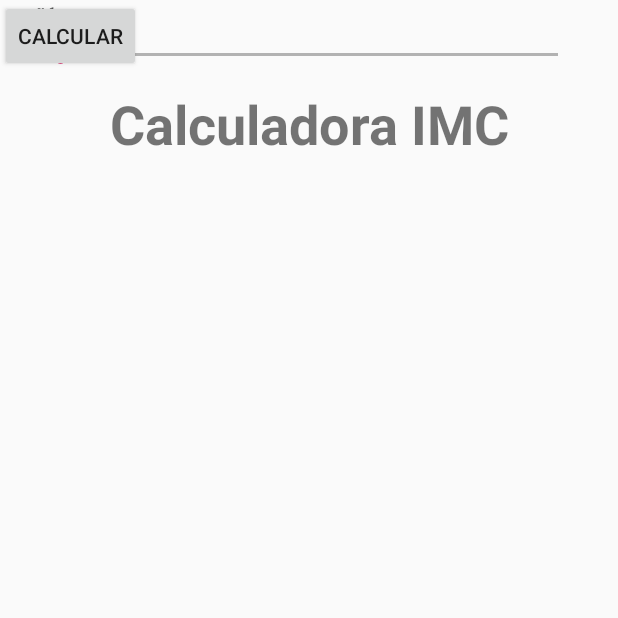
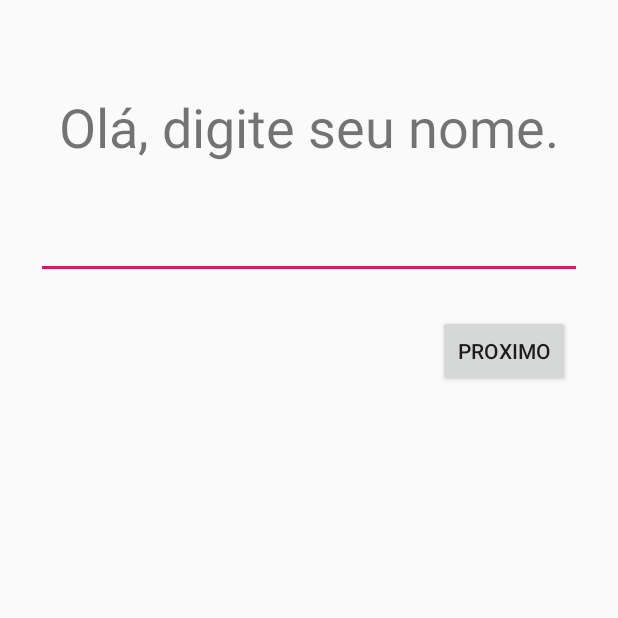
Before and after one commit to Selini-Belmont/Calculadora-IMC, an Android app: the screen it shows after launch (MainActivity before the commit, Cadastro after it), on a phone screen of 412 x 824 dp, the top half of it. Run offline under Robolectric (Android 15) with nearby library versions, the phone set to English and light mode, and no system bars.

Commit message:
Implementar controle de cadastro do nome do usuário

```diff
--- a/app/src/main/AndroidManifest.xml
+++ b/app/src/main/AndroidManifest.xml
@@ -9,6 +9,8 @@
             android:roundIcon="@mipmap/ic_launcher_round"
             android:supportsRtl="true"
             android:theme="@style/AppTheme">
+        <activity android:name=".Cadastro">
+        </activity>
         <activity android:name=".Launcher">
             <intent-filter>
                 <action android:name="android.intent.action.MAIN"/>
--- /dev/null
+++ b/app/src/main/java/br/com/calculadoraimc/Cadastro.kt
@@ -0,0 +1,31 @@
+package br.com.calculadoraimc
+
+import android.content.Intent
+import android.support.v7.app.AppCompatActivity
+import android.os.Bundle
+import android.widget.Toast
+import kotlinx.android.synthetic.main.activity_cadastro.*
+import android.content.SharedPreferences
+
+class Cadastro : AppCompatActivity() {
+
+    var editorSharedPref : SharedPreferences.Editor? = null
+
+    override fun onCreate(savedInstanceState: Bundle?) {
+        super.onCreate(savedInstanceState)
+        setContentView(R.layout.activity_cadastro)
+
+        editorSharedPref = acessoSharedPref!!.edit()
+
+        btnProximo.setOnClickListener {
+            if (edtNome.text.isEmpty()){
+                Toast.makeText(this, "Preencha o campo corretamente", Toast.LENGTH_LONG).show()
+            }else{
+                editorSharedPref!!.putString("nomeUsuario", edtNome.text.toString())
+                editorSharedPref!!.apply()
+
+                startActivity(Intent(this, MainActivity::class.java))
+            }
+        }
+    }
+}
--- a/app/src/main/java/br/com/calculadoraimc/Launcher.kt
+++ b/app/src/main/java/br/com/calculadoraimc/Launcher.kt
@@ -1,5 +1,6 @@
 package br.com.calculadoraimc
 
+import android.content.Context
 import android.content.Intent
 import android.content.SharedPreferences
 import android.support.v7.app.AppCompatActivity
@@ -7,7 +8,10 @@ import android.os.Bundle
 import android.os.Handler
 import android.view.WindowManager
 
+var acessoSharedPref : SharedPreferences? = null
+
 class Launcher : AppCompatActivity() {
+
 
 
     override fun onCreate(savedInstanceState: Bundle?) {
@@ -20,13 +24,14 @@ class Launcher : AppCompatActivity() {
 
         setContentView(R.layout.activity_launcher)
 
+        acessoSharedPref = getSharedPreferences("dados", Context.MODE_PRIVATE)
+
         Handler().postDelayed({
-
-            val intentMain = Intent(this, MainActivity::class.java)
-
-            startActivity(intentMain)
-
-        }, 2250)
-
+            if(acessoSharedPref!!.getString("nomeUsuario", null) == null){
+                startActivity(Intent(this, Cadastro::class.java))
+            }else {
+                startActivity(Intent(this, MainActivity::class.java))
+            }
+        }, 3000)
     }
 }
--- a/app/src/main/java/br/com/calculadoraimc/MainActivity.kt
+++ b/app/src/main/java/br/com/calculadoraimc/MainActivity.kt
@@ -2,11 +2,14 @@ package br.com.calculadoraimc
 
 import android.support.v7.app.AppCompatActivity
 import android.os.Bundle
+import kotlinx.android.synthetic.main.activity_main.*
 
 class MainActivity : AppCompatActivity() {
 
     override fun onCreate(savedInstanceState: Bundle?) {
         super.onCreate(savedInstanceState)
         setContentView(R.layout.activity_main)
+
+        txvNome.text = acessoSharedPref!!.getString("nomeUsuario", "")
     }
 }
--- /dev/null
+++ b/app/src/main/res/layout/activity_cadastro.xml
@@ -0,0 +1,32 @@
+<?xml version="1.0" encoding="utf-8"?>
+<android.support.constraint.ConstraintLayout
+        xmlns:android="http://schemas.android.com/apk/res/android"
+        xmlns:tools="http://schemas.android.com/tools"
+        xmlns:app="http://schemas.android.com/apk/res-auto"
+        android:layout_width="match_parent"
+        android:layout_height="match_parent"
+        tools:context=".Cadastro">
+    <TextView
+            android:text="Olá, digite seu nome."
+            android:layout_width="wrap_content"
+            android:layout_height="wrap_content"
+            android:id="@+id/textView" android:layout_marginTop="60dp"
+            app:layout_constraintTop_toTopOf="parent" app:layout_constraintStart_toStartOf="parent"
+            android:layout_marginStart="8dp" app:layout_constraintEnd_toEndOf="parent" android:layout_marginEnd="8dp"
+            android:textSize="36sp"/>
+    <EditText
+            android:layout_width="0dp"
+            android:layout_height="wrap_content"
+            android:inputType="textPersonName"
+            android:ems="10"
+            android:id="@+id/edtNome" android:layout_marginTop="32dp"
+            app:layout_constraintTop_toBottomOf="@+id/textView" android:layout_marginEnd="24dp"
+            app:layout_constraintEnd_toEndOf="parent" android:layout_marginStart="24dp"
+            app:layout_constraintStart_toStartOf="parent"/>
+    <Button
+            android:text="Proximo"
+            android:layout_width="wrap_content"
+            android:layout_height="wrap_content"
+            android:id="@+id/btnProximo" app:layout_constraintEnd_toEndOf="@+id/edtNome" android:layout_marginEnd="8dp"
+            android:layout_marginTop="24dp" app:layout_constraintTop_toBottomOf="@+id/edtNome"/>
+</android.support.constraint.ConstraintLayout>
```
Also changed, not shown: app/src/main/res/layout/activity_main.xml (+16 -4 lines).
